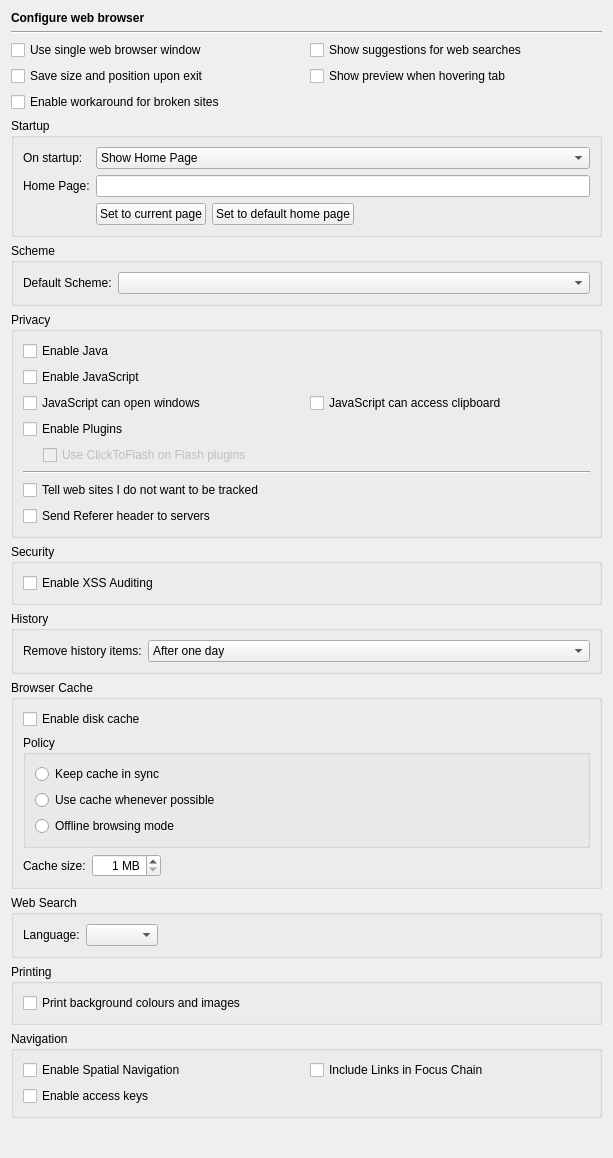
Old version of the form Preferences/ConfigurationPages/HelpWebBrowserPage.ui in the repository testmana2/test.
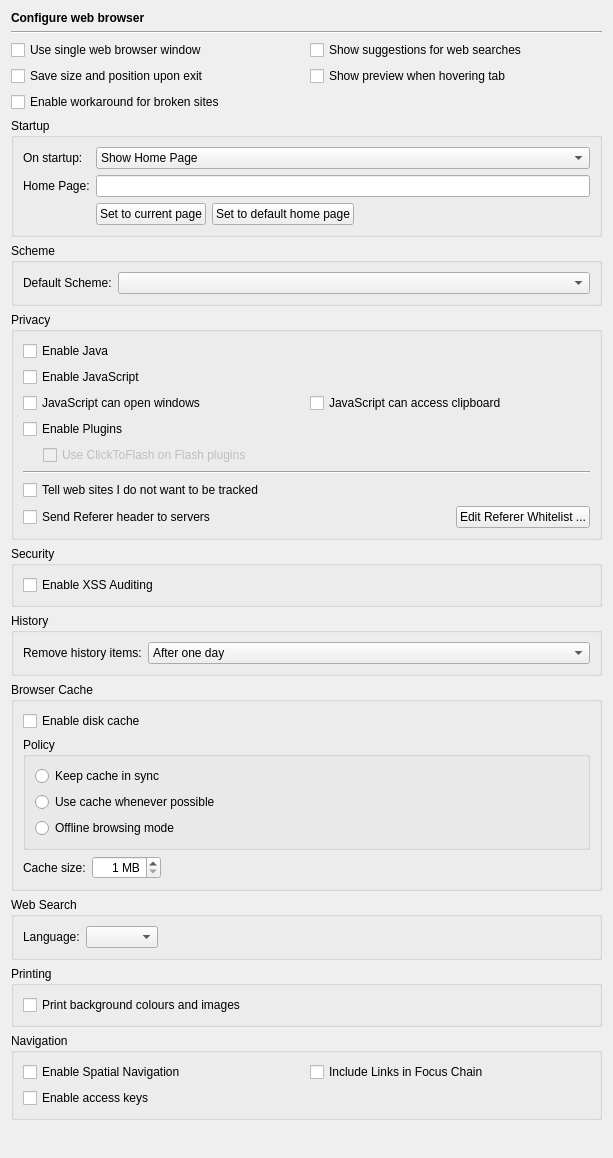
New version of the form.

Commit message: Fixed an issue with failed logins for certain files by implementing a referer whitelist. All  hosts in this list will get a referer header.

Patch:
```diff
--- a/Preferences/ConfigurationPages/HelpWebBrowserPage.ui
+++ b/Preferences/ConfigurationPages/HelpWebBrowserPage.ui
@@ -211,7 +211,7 @@
       <string>Privacy</string>
      </property>
      <layout class="QGridLayout" name="gridLayout">
-      <item row="0" column="0" colspan="2">
+      <item row="0" column="0">
        <widget class="QCheckBox" name="javaCheckBox">
         <property name="toolTip">
          <string>Select to enable Java</string>
@@ -221,7 +221,7 @@
         </property>
        </widget>
       </item>
-      <item row="1" column="0" colspan="2">
+      <item row="1" column="0">
        <widget class="QCheckBox" name="javaScriptCheckBox">
         <property name="toolTip">
          <string>Select to enable JavaScript</string>
@@ -251,7 +251,7 @@
         </property>
        </widget>
       </item>
-      <item row="3" column="0" colspan="2">
+      <item row="3" column="0">
        <widget class="QCheckBox" name="pluginsCheckBox">
         <property name="toolTip">
          <string>Select to enable plugins in web pages</string>
@@ -320,7 +320,7 @@
         </property>
        </widget>
       </item>
-      <item row="6" column="0" colspan="2">
+      <item row="6" column="0">
        <widget class="QCheckBox" name="doNotTrackCheckBox">
         <property name="toolTip">
          <string>Select to enabled the &quot;Do Not Track&quot; feature</string>
@@ -331,6 +331,8 @@
        </widget>
       </item>
       <item row="7" column="0" colspan="2">
+       <layout class="QHBoxLayout" name="horizontalLayout_4">
+        <item>
        <widget class="QCheckBox" name="sendRefererCheckBox">
         <property name="toolTip">
          <string>Select to send referer headers to the server</string>
@@ -340,6 +342,31 @@
         </property>
        </widget>
       </item>
+        <item>
+         <spacer name="horizontalSpacer_6">
+          <property name="orientation">
+           <enum>Qt::Horizontal</enum>
+          </property>
+          <property name="sizeHint" stdset="0">
+           <size>
+            <width>40</width>
+            <height>20</height>
+           </size>
+          </property>
+         </spacer>
+        </item>
+        <item>
+         <widget class="QPushButton" name="refererWhitelistButton">
+          <property name="toolTip">
+           <string>Press to edit the list of whitelisted hosts</string>
+          </property>
+          <property name="text">
+           <string>Edit Referer Whitelist ...</string>
+          </property>
+         </widget>
+        </item>
+       </layout>
+      </item>
      </layout>
     </widget>
    </item>
```
Left out of the diff: 1 changed line with no effect on the pictures. Lines whose indentation alone changed are shown as unchanged. The commit also changes 27 other files.
